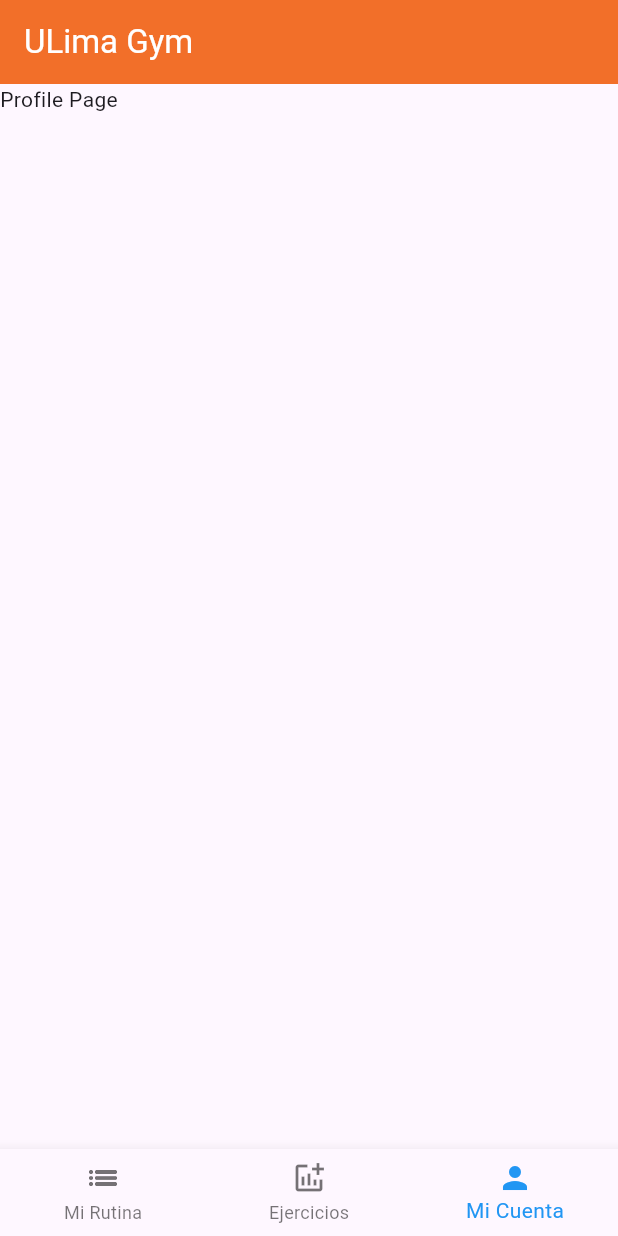
After one commit to pepeul1191/pm20241-flutter, a Flutter app: the HomePage screen opened directly, item 3 of the bottom bar chosen, on a phone screen of 412 x 824 dp. The commit adds this screen. Run offline on Flutter 3.47's test engine with Material 3 defaults, Android fonts, the phone set to English and light mode, and no system bars; our stand-ins replace font_awesome_flutter, get; project files that could hold a hidden picture were left out.

Commit message:
navegacion en el footer

```diff
--- /dev/null
+++ b/lib/pages/exercise/exercise_controller.dart
@@ -0,0 +1,3 @@
+import 'package:get/get.dart';
+
+class ExerciseController extends GetxController {}
--- /dev/null
+++ b/lib/pages/exercise/exercise_page.dart
@@ -0,0 +1,23 @@
+import 'package:flutter/material.dart';
+import 'package:get/get.dart';
+import 'exercise_controller.dart';
+
+class ExercisePage extends StatelessWidget {
+  ExerciseController control = Get.put(ExerciseController());
+
+  Widget _buildBody(BuildContext context) {
+    return SafeArea(
+      child: Text('Template Page'),
+    );
+  }
+
+  @override
+  Widget build(BuildContext context) {
+    return MaterialApp(
+        home: Scaffold(
+      resizeToAvoidBottomInset: false,
+      appBar: null,
+      body: _buildBody(context),
+    ));
+  }
+}
--- a/lib/pages/home/home_page.dart
+++ b/lib/pages/home/home_page.dart
@@ -1,9 +1,30 @@
 import 'package:flutter/material.dart';
 import 'package:get/get.dart';
 import 'home_controller.dart';
+import '../exercise/exercise_page.dart';
+import '../profile/profile_page.dart';
+import '../routine/routine_page.dart';
 
-class HomePage extends StatelessWidget {
+class HomePage extends StatefulWidget {
+  @override
+  _HomePageState createState() => _HomePageState();
+}
+
+class _HomePageState extends State<HomePage> {
   TemplateController control = Get.put(TemplateController());
+
+  int _selectedIndex = 0;
+  static List<Widget> _widgetOptions = <Widget>[
+    RoutinePage(),
+    ExercisePage(),
+    ProfilePage(),
+  ];
+
+  void _onItemTapped(int index) {
+    setState(() {
+      _selectedIndex = index;
+    });
+  }
 
   Widget _buildBody(BuildContext context) {
     return SafeArea(
@@ -11,13 +32,45 @@ class HomePage extends StatelessWidget {
     );
   }
 
+  Widget _navigationBottom() {
+    return BottomNavigationBar(
+      items: <BottomNavigationBarItem>[
+        BottomNavigationBarItem(
+          icon: Icon(Icons.list_outlined),
+          label: 'Mi Rutina',
+        ),
+        BottomNavigationBarItem(
+          icon: Icon(Icons.addchart_outlined),
+          label: 'Ejercicios',
+        ),
+        BottomNavigationBarItem(
+          icon: Icon(Icons.person),
+          label: 'Mi Cuenta',
+        ),
+      ],
+      currentIndex: _selectedIndex,
+      selectedItemColor: Colors.blue,
+      onTap: _onItemTapped,
+    );
+  }
+
   @override
   Widget build(BuildContext context) {
-    return MaterialApp(
-        home: Scaffold(
-      resizeToAvoidBottomInset: false,
-      appBar: null,
-      body: _buildBody(context),
-    ));
+    return Scaffold(
+      appBar: AppBar(
+          title: Text(
+            'ULima Gym',
+            style: TextStyle(color: Colors.white),
+          ),
+          automaticallyImplyLeading: false,
+          backgroundColor: Color(0XFFF26F29),
+          actions: [
+            // Agregar un menú desplegable al AppBar
+          ]),
+      body: Center(
+        child: _widgetOptions.elementAt(_selectedIndex),
+      ),
+      bottomNavigationBar: _navigationBottom(),
+    );
   }
 }
--- /dev/null
+++ b/lib/pages/profile/profile_controller.dart
@@ -0,0 +1,3 @@
+import 'package:get/get.dart';
+
+class ProfileController extends GetxController {}
--- /dev/null
+++ b/lib/pages/profile/profile_page.dart
@@ -0,0 +1,23 @@
+import 'package:flutter/material.dart';
+import 'package:get/get.dart';
+import 'profile_controller.dart';
+
+class ProfilePage extends StatelessWidget {
+  ProfileController control = Get.put(ProfileController());
+
+  Widget _buildBody(BuildContext context) {
+    return SafeArea(
+      child: Text('Profile Page'),
+    );
+  }
+
+  @override
+  Widget build(BuildContext context) {
+    return MaterialApp(
+        home: Scaffold(
+      resizeToAvoidBottomInset: false,
+      appBar: null,
+      body: _buildBody(context),
+    ));
+  }
+}
--- /dev/null
+++ b/lib/pages/routine/routine_controller.dart
@@ -0,0 +1,3 @@
+import 'package:get/get.dart';
+
+class RoutineController extends GetxController {}
--- /dev/null
+++ b/lib/pages/routine/routine_page.dart
@@ -0,0 +1,23 @@
+import 'package:flutter/material.dart';
+import 'package:get/get.dart';
+import 'routine_controller.dart';
+
+class RoutinePage extends StatelessWidget {
+  RoutineController control = Get.put(RoutineController());
+
+  Widget _buildBody(BuildContext context) {
+    return SafeArea(
+      child: Text('Routine Page'),
+    );
+  }
+
+  @override
+  Widget build(BuildContext context) {
+    return MaterialApp(
+        home: Scaffold(
+      resizeToAvoidBottomInset: false,
+      appBar: null,
+      body: _buildBody(context),
+    ));
+  }
+}
```
